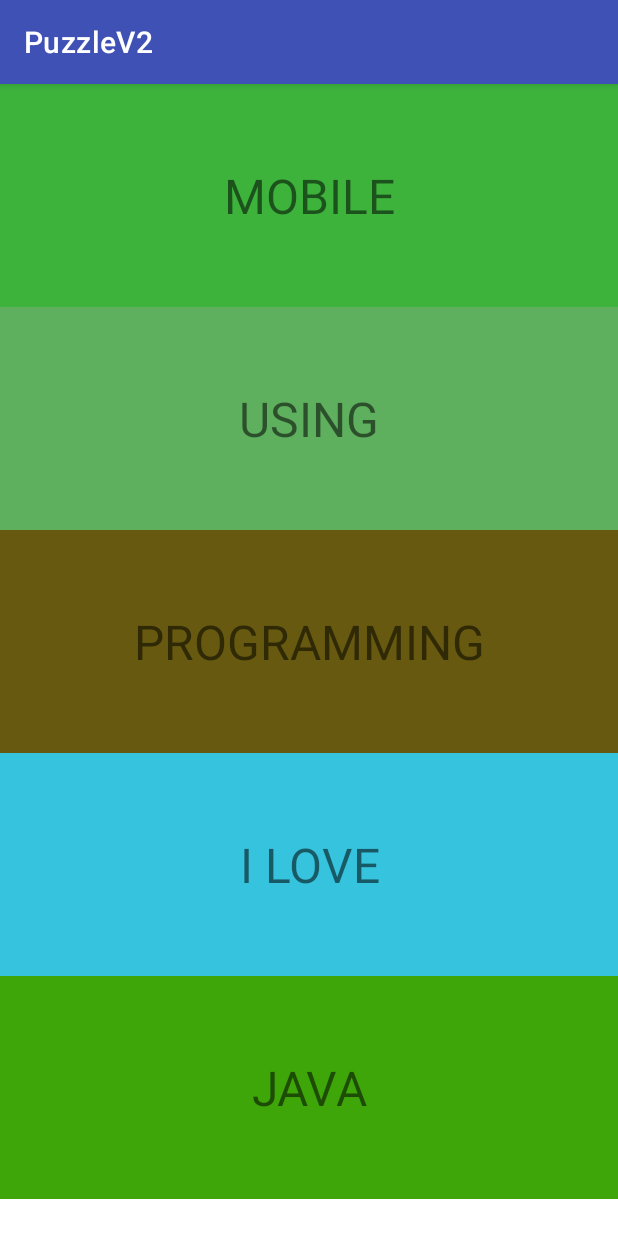
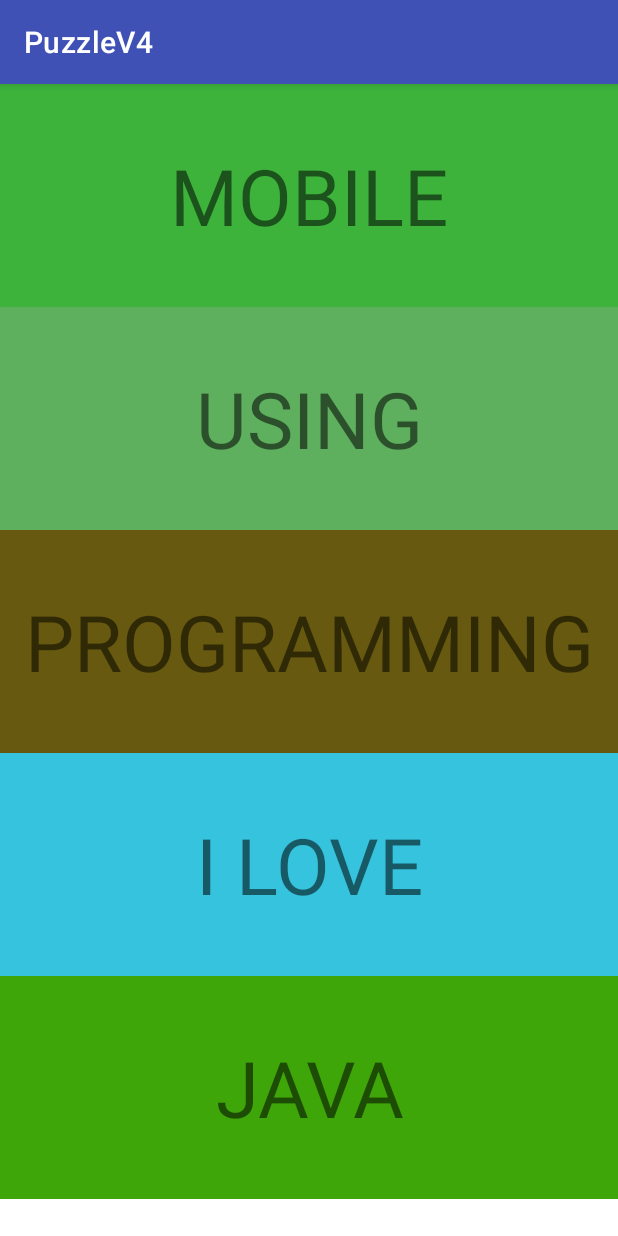
Before and after one commit to AudreyBodine/Puzzle-App-V4, an Android app: the screen it shows after launch (MainActivity), on a phone screen of 412 x 824 dp. Run offline under Robolectric (Android 15) with nearby library versions, the phone set to English and light mode, and no system bars.

Commit message:
Puzzle App V4

```diff
--- /dev/null
+++ b/app/src/main/java/com/example/puzzleapp/DynamicSizing.java
@@ -0,0 +1,33 @@
+package com.example.puzzleapp;
+
+import android.util.TypedValue;
+import android.view.View.MeasureSpec;
+import android.widget.TextView;
+
+public class DynamicSizing {
+    public static final int MAX_FONT_SIZE = 200;
+    public static final int MIN_FONT_SIZE = 1;
+
+    /*
+     * Sets the maximum font size of tv so that the text inside tv
+     *      fits on one line
+     * @param  tv    the TextView whose font size is to be changed
+     * @return the resulting font size
+     */
+    public static int setFontSizeToFitInView( TextView tv ) {
+        int fontSize = MAX_FONT_SIZE;
+        tv.setTextSize( TypedValue.COMPLEX_UNIT_SP, fontSize );
+        tv.measure( MeasureSpec.UNSPECIFIED, MeasureSpec.UNSPECIFIED );
+        int lines = tv.getLineCount( );
+        if( lines > 0 ) {
+            while( lines != 1 && fontSize >= MIN_FONT_SIZE + 2 ) {
+                fontSize--;
+                tv.setTextSize( TypedValue.COMPLEX_UNIT_SP, fontSize );
+                tv.measure( MeasureSpec.UNSPECIFIED, MeasureSpec.UNSPECIFIED );
+                lines = tv.getLineCount( );
+            }
+            tv.setTextSize( TypedValue.COMPLEX_UNIT_SP, --fontSize );
+        }
+        return fontSize;
+    }
+}
--- a/app/src/main/java/com/example/puzzleapp/MainActivity.java
+++ b/app/src/main/java/com/example/puzzleapp/MainActivity.java
@@ -41,7 +41,7 @@ public class MainActivity extends AppCompatActivity
             actionBarHeight = TypedValue.complexToDimensionPixelSize( tv.data,
                     metrics );
 
-        statusBarHeight = ( int ) ( pixelDensity *  STATUS_BAR_HEIGHT );
+        statusBarHeight = ( int ) ( pixelDensity * STATUS_BAR_HEIGHT );
         int resourceId =
                 res.getIdentifier( "status_bar_height", "dimen", "android" );
         if( resourceId != 0 ) // found resource for status bar height
@@ -83,7 +83,7 @@ public class MainActivity extends AppCompatActivity
                     puzzleView.disableListener( );
                 break;
         }
-        return true; //false;
+        return true;
     }
 
     public boolean onTouchEvent( MotionEvent event ) {
--- a/app/src/main/java/com/example/puzzleapp/PuzzleView.java
+++ b/app/src/main/java/com/example/puzzleapp/PuzzleView.java
@@ -1,6 +1,8 @@
 package com.example.puzzleapp;
 
 import android.graphics.Color;
+import android.util.Log;
+import android.util.TypedValue;
 import android.view.Gravity;
 import android.view.View;
 import android.widget.RelativeLayout;
@@ -36,23 +38,36 @@ public class PuzzleView extends RelativeLayout {
         Random random = new Random( );
         labelHeight = height / numberOfPieces;
         for( int i = 0; i < tvs.length; i++ ) {
-            tvs[i] = new TextView(activity);
-            tvs[i].setGravity(Gravity.CENTER);
-            colors[i] = Color.rgb(random.nextInt(255),
-                    random.nextInt(255), random.nextInt(255));
-            tvs[i].setBackgroundColor(colors[i]);
-            params[i] = new LayoutParams(width, labelHeight);
+            tvs[i] = new TextView( activity );
+            tvs[i].setGravity( Gravity.CENTER );
+            colors[i] = Color.rgb( random.nextInt( 255 ),
+                    random.nextInt( 255 ),	random.nextInt( 255 ) );
+            tvs[i].setBackgroundColor( colors[i] );
+            params[i] = new LayoutParams( width, labelHeight );
             params[i].leftMargin = 0;
             params[i].topMargin = labelHeight * i;
-            addView(tvs[i], params[i]);
+            addView( tvs[i], params[i] );
         }
     }
 
     public void fillGui( String [] scrambledText ) {
+        int minFontSize = DynamicSizing.MAX_FONT_SIZE;
         for( int i = 0; i < tvs.length; i++ ) {
-            tvs[i].setText(scrambledText[i]);
+            tvs[i].setText( scrambledText[i] );
             positions[i] = i;
+
+            tvs[i].setWidth( params[i].width );
+            tvs[i].setPadding( 20, 5, 20, 5 );
+
+            // find font size dynamically
+            int fontSize = DynamicSizing.setFontSizeToFitInView( tvs[i] );
+            if( minFontSize > fontSize )
+                minFontSize = fontSize;
         }
+        Log.w("MainActivity", "font size = " + minFontSize);
+        // set font size for TextViews
+        for( int i = 0; i < tvs.length; i++ )
+            tvs[i].setTextSize( TypedValue.COMPLEX_UNIT_SP, minFontSize );
     }
 
     // Returns the index of tv within the array tvs
--- a/app/src/main/res/values/strings.xml
+++ b/app/src/main/res/values/strings.xml
@@ -1,3 +1,3 @@
 <resources>
-    <string name="app_name">PuzzleV2</string>
+    <string name="app_name">PuzzleV4</string>
 </resources>
```
